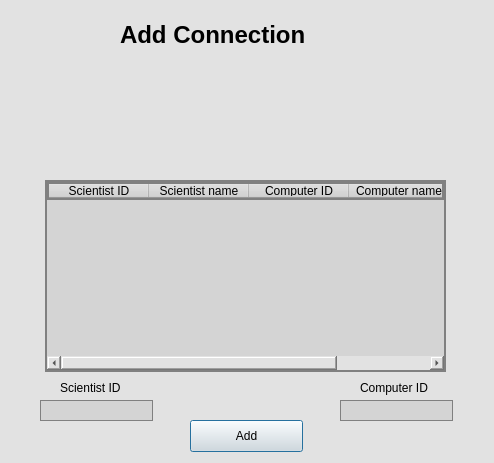
Before: the Qt Designer form GUI-verklegtVika3/addconnection.ui in streamerinn/Verklegt-1, drawn with Qt 5.
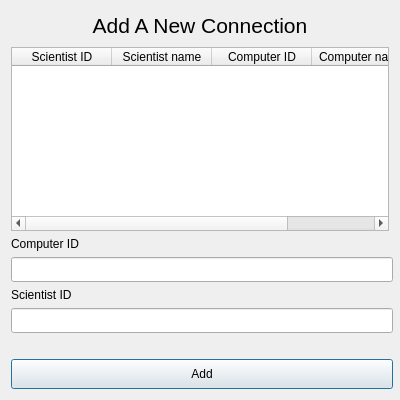
After: the same form once the commit is applied. Icons and pictures are not drawn.

```diff
--- a/GUI-verklegtVika3/addconnection.ui
+++ b/GUI-verklegtVika3/addconnection.ui
@@ -6,14 +6,26 @@
    <rect>
     <x>0</x>
     <y>0</y>
-    <width>494</width>
-    <height>463</height>
+    <width>400</width>
+    <height>400</height>
    </rect>
   </property>
+  <property name="sizePolicy">
+   <sizepolicy hsizetype="Fixed" vsizetype="Fixed">
+    <horstretch>0</horstretch>
+    <verstretch>0</verstretch>
+   </sizepolicy>
+  </property>
+  <property name="minimumSize">
+   <size>
+    <width>400</width>
+    <height>400</height>
+   </size>
+  </property>
   <property name="maximumSize">
    <size>
-    <width>494</width>
-    <height>463</height>
+    <width>400</width>
+    <height>400</height>
    </size>
   </property>
   <property name="windowTitle">
@@ -24,149 +36,131 @@
     <normaloff>:/images/pictures/linking.png</normaloff>:/images/pictures/linking.png</iconset>
   </property>
   <property name="styleSheet">
-   <string notr="true">background-color: rgb(226, 226, 226);</string>
+   <string notr="true"/>
   </property>
-  <widget class="QLabel" name="label">
-   <property name="geometry">
-    <rect>
-     <x>120</x>
-     <y>20</y>
-     <width>201</width>
-     <height>31</height>
-    </rect>
-   </property>
-   <property name="text">
-    <string>&lt;html&gt;&lt;head/&gt;&lt;body&gt;&lt;p&gt;&lt;span style=&quot; font-size:18pt; font-weight:600;&quot;&gt;Add Connection&lt;/span&gt;&lt;/p&gt;&lt;/body&gt;&lt;/html&gt;</string>
-   </property>
-  </widget>
-  <widget class="QLineEdit" name="insertSciID">
-   <property name="geometry">
-    <rect>
-     <x>40</x>
-     <y>400</y>
-     <width>113</width>
-     <height>21</height>
-    </rect>
-   </property>
-   <property name="styleSheet">
-    <string notr="true">background-color: rgb(212, 212, 212);
-	border: 1px solid gray;</string>
-   </property>
-  </widget>
-  <widget class="QLineEdit" name="insertCompID">
-   <property name="geometry">
-    <rect>
-     <x>340</x>
-     <y>400</y>
-     <width>113</width>
-     <height>21</height>
-    </rect>
-   </property>
-   <property name="styleSheet">
-    <string notr="true">background-color: rgb(212, 212, 212);
-	border: 1px solid gray;
-	</string>
-   </property>
-  </widget>
-  <widget class="QLabel" name="scientistID">
-   <property name="geometry">
-    <rect>
-     <x>60</x>
-     <y>380</y>
-     <width>81</width>
-     <height>16</height>
-    </rect>
-   </property>
-   <property name="text">
-    <string>Scientist ID</string>
-   </property>
-  </widget>
-  <widget class="QLabel" name="computerID">
-   <property name="geometry">
-    <rect>
-     <x>360</x>
-     <y>380</y>
-     <width>91</width>
-     <height>16</height>
-    </rect>
-   </property>
-   <property name="text">
-    <string>Computer ID</string>
-   </property>
-  </widget>
-  <widget class="QPushButton" name="addButton">
-   <property name="geometry">
-    <rect>
-     <x>190</x>
-     <y>420</y>
-     <width>113</width>
-     <height>32</height>
-    </rect>
-   </property>
-   <property name="text">
-    <string>Add</string>
-   </property>
-  </widget>
-  <widget class="QLabel" name="addCheck">
-   <property name="geometry">
-    <rect>
-     <x>140</x>
-     <y>280</y>
-     <width>191</width>
-     <height>20</height>
-    </rect>
-   </property>
-   <property name="text">
-    <string/>
-   </property>
-  </widget>
-  <widget class="QLabel" name="connectionPic">
-   <property name="geometry">
-    <rect>
-     <x>50</x>
-     <y>60</y>
-     <width>351</width>
-     <height>91</height>
-    </rect>
-   </property>
-   <property name="text">
-    <string/>
-   </property>
-  </widget>
-  <widget class="QTableWidget" name="idTable">
-   <property name="geometry">
-    <rect>
-     <x>45</x>
-     <y>180</y>
-     <width>401</width>
-     <height>192</height>
-    </rect>
-   </property>
-   <property name="styleSheet">
-    <string notr="true">background-color: rgb(212, 212, 212);
-	border: 2px solid gray;</string>
-   </property>
-   <column>
-    <property name="text">
-     <string>Scientist ID</string>
-    </property>
-   </column>
-   <column>
-    <property name="text">
-     <string>Scientist name</string>
-    </property>
-   </column>
-   <column>
-    <property name="text">
-     <string>Computer ID</string>
-    </property>
-   </column>
-   <column>
-    <property name="text">
-     <string>Computer name</string>
-    </property>
-   </column>
-  </widget>
+  <layout class="QVBoxLayout" name="verticalLayout">
+   <item>
+    <widget class="QLabel" name="label">
+     <property name="minimumSize">
+      <size>
+       <width>0</width>
+       <height>30</height>
+      </size>
+     </property>
+     <property name="text">
+      <string>&lt;html&gt;&lt;head/&gt;&lt;body&gt;&lt;p align=&quot;center&quot;&gt;&lt;span style=&quot; font-size:16pt;&quot;&gt;Add A New Connection&lt;/span&gt;&lt;/p&gt;&lt;/body&gt;&lt;/html&gt;</string>
+     </property>
+     <property name="textFormat">
+      <enum>Qt::RichText</enum>
+     </property>
+    </widget>
+   </item>
+   <item>
+    <widget class="QTableWidget" name="idTable">
+     <property name="styleSheet">
+      <string notr="true"/>
+     </property>
+     <column>
+      <property name="text">
+       <string>Scientist ID</string>
+      </property>
+     </column>
+     <column>
+      <property name="text">
+       <string>Scientist name</string>
+      </property>
+     </column>
+     <column>
+      <property name="text">
+       <string>Computer ID</string>
+      </property>
+     </column>
+     <column>
+      <property name="text">
+       <string>Computer name</string>
+      </property>
+     </column>
+    </widget>
+   </item>
+   <item>
+    <widget class="QLabel" name="computerID">
+     <property name="text">
+      <string>Computer ID</string>
+     </property>
+    </widget>
+   </item>
+   <item>
+    <widget class="QLineEdit" name="insertCompID">
+     <property name="minimumSize">
+      <size>
+       <width>382</width>
+       <height>25</height>
+      </size>
+     </property>
+     <property name="maximumSize">
+      <size>
+       <width>382</width>
+       <height>25</height>
+      </size>
+     </property>
+     <property name="styleSheet">
+      <string notr="true"/>
+     </property>
+    </widget>
+   </item>
+   <item>
+    <widget class="QLabel" name="scientistID">
+     <property name="text">
+      <string>Scientist ID</string>
+     </property>
+    </widget>
+   </item>
+   <item>
+    <widget class="QLineEdit" name="insertSciID">
+     <property name="minimumSize">
+      <size>
+       <width>382</width>
+       <height>25</height>
+      </size>
+     </property>
+     <property name="maximumSize">
+      <size>
+       <width>382</width>
+       <height>25</height>
+      </size>
+     </property>
+     <property name="styleSheet">
+      <string notr="true"/>
+     </property>
+    </widget>
+   </item>
+   <item>
+    <widget class="QLabel" name="addCheck">
+     <property name="text">
+      <string/>
+     </property>
+    </widget>
+   </item>
+   <item>
+    <widget class="QPushButton" name="addButton">
+     <property name="minimumSize">
+      <size>
+       <width>382</width>
+       <height>30</height>
+      </size>
+     </property>
+     <property name="maximumSize">
+      <size>
+       <width>382</width>
+       <height>30</height>
+      </size>
+     </property>
+     <property name="text">
+      <string>Add</string>
+     </property>
+    </widget>
+   </item>
+  </layout>
  </widget>
  <resources>
   <include location="aukaefni.qrc"/>
```
